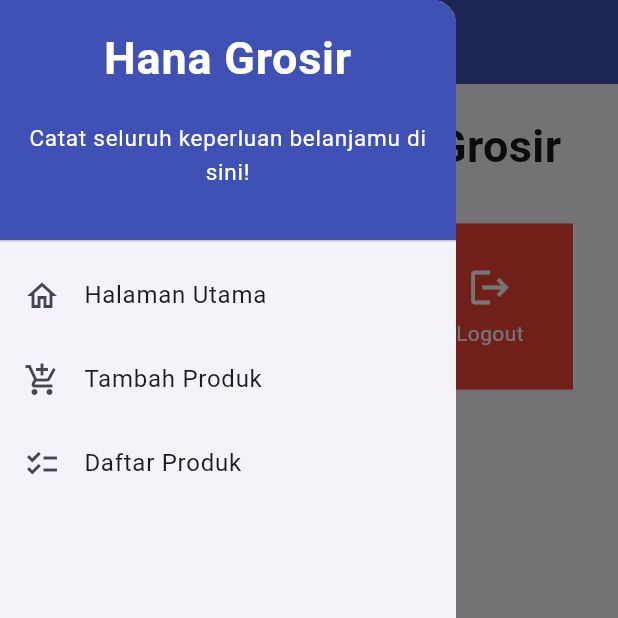
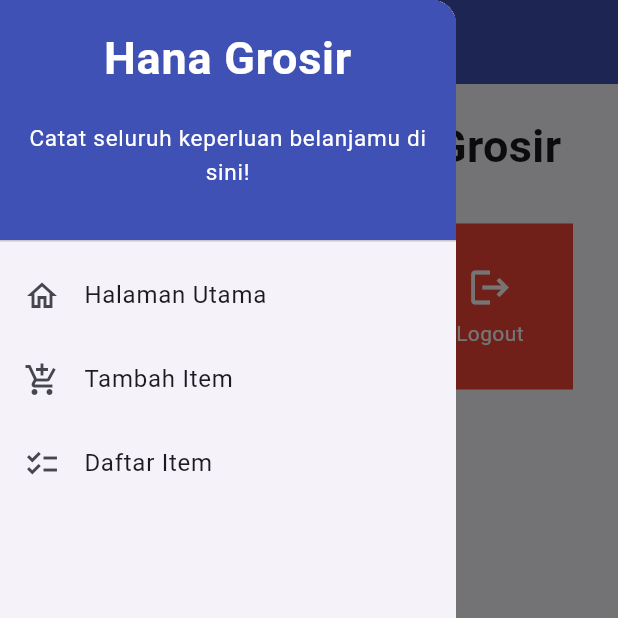
Before and after one commit to catherinehana/TugasPBPFlutter, a Flutter app: the screen it shows after launch, with the side drawer open, on a phone screen of 412 x 824 dp, the top half of it. Run offline on Flutter 3.47's test engine with Material 2 defaults, Android fonts, the phone set to English and light mode, and no system bars.

Commit message:
Tugas08Final

```diff
--- a/lib/screens/menu.dart
+++ b/lib/screens/menu.dart
@@ -63,9 +63,6 @@ class _MyHomePageState extends State<MyHomePage> {
     );
   }
 }
-
-
-// The rest of your code remains unchanged.
 
 
 // class ShopItem {
--- a/lib/screens/shoplist_form.dart
+++ b/lib/screens/shoplist_form.dart
@@ -1,6 +1,6 @@
 import 'package:flutter/material.dart';
 import 'package:hana_grosir/widgets/left_drawer.dart';
-import 'package:hana_grosir/screens/menu.dart'; // Impor drawer yang sudah dibuat sebelumnya
+import 'package:hana_grosir/screens/menu.dart';
 import 'package:hana_grosir/widgets/shop_card.dart';
 import 'package:hana_grosir/models/item_model.dart';
 
@@ -184,7 +184,6 @@ class _ShopFormPageState extends State<ShopFormPage> {
                                     Text('Harga: $_price'),
                                     Text('Deskripsi: $_description'),
                                     Text('Ammount: $_ammount'),
-                                    // Tambahkan value lainnya jika ada
                                   ],
                                 ),
                               ),
@@ -199,7 +198,6 @@ class _ShopFormPageState extends State<ShopFormPage> {
                             );
                           },
                         );
-                        //_addProduct(); // Use _addProduct function to add product
                         _formKey.currentState!.reset();
                       }
                     },
--- a/lib/widgets/left_drawer.dart
+++ b/lib/widgets/left_drawer.dart
@@ -37,10 +37,9 @@ class LeftDrawer extends StatelessWidget {
                 Padding(padding: EdgeInsets.all(10)),
                 Text(
                   "Catat seluruh keperluan belanjamu di sini!",
-                  // TODO: Tambahkan gaya teks dengan center alignment, font ukuran 15, warna putih, dan weight biasa
                   textAlign: TextAlign.center,
                   style: TextStyle(
-                    fontSize: 15, // Ubah ukuran font menjadi 15
+                    fontSize: 15,
                     color: Colors.white,
                   ),
                 ),
@@ -61,7 +60,7 @@ class LeftDrawer extends StatelessWidget {
           ),
           ListTile(
             leading: const Icon(Icons.add_shopping_cart),
-            title: const Text('Tambah Produk'),
+            title: const Text('Tambah Item'),
             // Bagian redirection ke ShopFormPage
             onTap: () {
               Navigator.pushReplacement(
@@ -73,8 +72,8 @@ class LeftDrawer extends StatelessWidget {
           ),
           ListTile(
             leading: const Icon(Icons.checklist),
-            title: const Text('Daftar Produk'),
-            // Bagian redirection ke ShopFormPage
+            title: const Text('Daftar Item'),
+            // Bagian redirection ke ShopListPage
             onTap: () {
               Navigator.pushReplacement(
                 context,
--- a/lib/widgets/shop_card.dart
+++ b/lib/widgets/shop_card.dart
@@ -46,7 +46,6 @@ class ShopCard extends StatelessWidget {
 
           // Navigate ke route yang sesuai (tergantung jenis tombol)
           if (item.name == "Tambah Item") {
-            // TODO: Gunakan Navigator.push untuk melakukan navigasi ke MaterialPageRoute yang mencakup ShopFormPage.
             Navigator.pushReplacement(
                 context,
                 MaterialPageRoute(
```
Also changed, not shown: lib/screens/shop_list_page.dart (+0 -97 lines), 1 other file.
